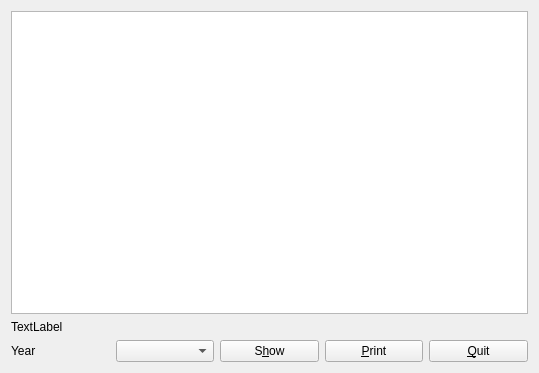
Before: the Qt Designer form plugins/accountplugin/ledger/ledgeredit.ui in FreeHealth/freehealth, drawn with Qt 5.
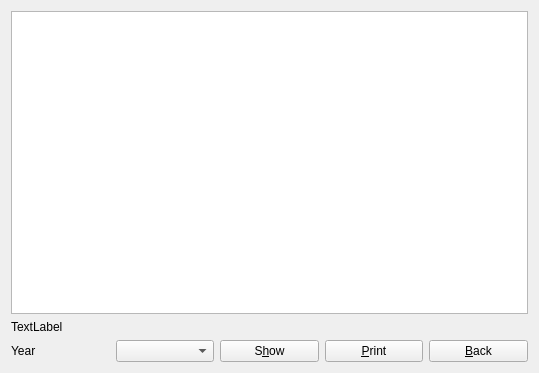
After: the same form once the commit is applied.

The edit to the form file:
```diff
--- a/plugins/accountplugin/ledger/ledgeredit.ui
+++ b/plugins/accountplugin/ledger/ledgeredit.ui
@@ -48,7 +48,7 @@
        <item>
         <widget class="QPushButton" name="quitButton">
          <property name="text">
-          <string>&amp;Quit</string>
+          <string>&amp;Back</string>
          </property>
         </widget>
        </item>
```
